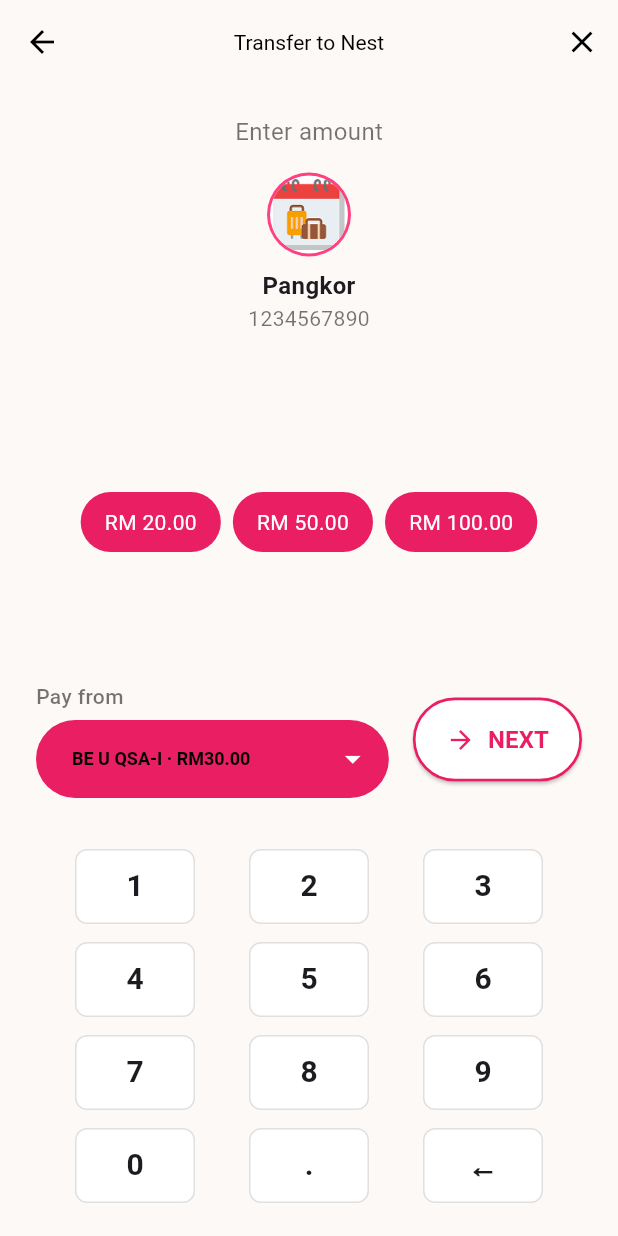
After one commit to SuchiraSumon/Project-Intern-A242, a Flutter app: the AmountPage screen opened directly, on a phone screen of 412 x 824 dp. The commit adds this screen. Run offline on Flutter 3.47's test engine with Material 3 defaults, Android fonts, the phone set to English and light mode, and no system bars; our stand-ins replace percent_indicator.

Commit message:
Amount page
Completed ui for amount page. But not in perfect style

```diff
--- /dev/null
+++ b/lib/amount.dart
@@ -0,0 +1,310 @@
+import 'package:flutter/material.dart';
+
+class AmountPage extends StatefulWidget {
+  const AmountPage({super.key});
+
+  @override
+  State<AmountPage> createState() => _AmountPageState();
+}
+
+class _AmountPageState extends State<AmountPage> {
+  final TextEditingController _amountController = TextEditingController();
+  String _selectedAccount = "BE U QSA-I · RM30.00";
+
+  void _appendNumber(String number) {
+    setState(() {
+      _amountController.text += number;
+    });
+  }
+
+  void _removeNumber() {
+    if (_amountController.text.isNotEmpty) {
+      setState(() {
+        _amountController.text = _amountController.text.substring(
+          0,
+          _amountController.text.length - 1,
+        );
+      });
+    }
+  }
+
+  void _setQuickAmount(String amount) {
+    setState(() {
+      _amountController.text = amount;
+    });
+  }
+
+  @override
+  Widget build(BuildContext context) {
+    return Scaffold(
+      backgroundColor: const Color(0xFFFDF9F6),
+      appBar: AppBar(
+        backgroundColor: Colors.transparent,
+        elevation: 0,
+        leading: IconButton(
+          icon: const Icon(Icons.arrow_back, color: Colors.black),
+          onPressed: () => Navigator.pop(context),
+        ),
+        title: const Text(
+          "Transfer to Nest",
+          style: TextStyle(color: Colors.black, fontSize: 14),
+        ),
+        centerTitle: true,
+        actions: [
+          IconButton(
+            icon: const Icon(Icons.close, color: Colors.black),
+            onPressed: () => Navigator.pop(context),
+          ),
+        ],
+      ),
+
+      body: Column(
+        children: [
+          const SizedBox(height: 20),
+
+          const Text(
+            "Enter amount",
+            style: TextStyle(fontSize: 16, color: Colors.black54),
+          ),
+          const SizedBox(height: 16),
+
+          // Nest icon + name + account
+          Column(
+            children: const [
+              CircleAvatar(
+                radius: 28,
+                backgroundColor: Colors.pinkAccent,
+                child: CircleAvatar(
+                  radius: 26,
+                  backgroundColor: Colors.white,
+                  backgroundImage: AssetImage("lib/assets/images/travel.png"),
+                ),
+              ),
+              SizedBox(height: 8),
+              Text(
+                "Pangkor",
+                style: TextStyle(fontWeight: FontWeight.bold, fontSize: 16),
+              ),
+              Text("1234567890", style: TextStyle(color: Colors.black54)),
+            ],
+          ),
+
+          const SizedBox(height: 20),
+
+          // Amount TextField
+          Padding(
+            padding: const EdgeInsets.symmetric(horizontal: 32),
+            child: TextField(
+              controller: _amountController,
+              readOnly: true,
+              textAlign: TextAlign.center,
+              style: const TextStyle(fontSize: 36, fontWeight: FontWeight.bold),
+              decoration: const InputDecoration(
+                border: InputBorder.none,
+                prefixText: "RM",
+                prefixStyle: TextStyle(
+                  fontSize: 36,
+                  fontWeight: FontWeight.bold,
+                  color: Colors.black87,
+                ),
+              ),
+            ),
+          ),
+
+          const SizedBox(height: 16),
+
+          // Quick Amount Chips
+          Row(
+            mainAxisAlignment: MainAxisAlignment.center,
+            children: [
+              _quickAmountChip("20.00"),
+              const SizedBox(width: 8),
+              _quickAmountChip("50.00"),
+              const SizedBox(width: 8),
+              _quickAmountChip("100.00"),
+            ],
+          ),
+
+          const Spacer(),
+
+          // --- Pay From row + Next button ---
+          Padding(
+            padding: const EdgeInsets.symmetric(horizontal: 24, vertical: 16),
+            child: Row(
+              children: [
+                // Dropdown button (Pay from)
+                Expanded(
+                  child: Column(
+                    crossAxisAlignment: CrossAxisAlignment.start,
+                    children: [
+                      const Text(
+                        "Pay from",
+                        style: TextStyle(
+                          color: Colors.black54,
+                          fontSize: 14,
+                          fontWeight: FontWeight.w500,
+                        ),
+                      ),
+                      const SizedBox(height: 6),
+                      DropdownButtonFormField<String>(
+                        value: _selectedAccount,
+                        decoration: InputDecoration(
+                          contentPadding: const EdgeInsets.symmetric(
+                            horizontal: 20,
+                            vertical: 14,
+                          ),
+                          filled: true,
+                          fillColor: Colors.pink,
+                          border: OutlineInputBorder(
+                            borderRadius: BorderRadius.circular(50),
+                            borderSide: BorderSide.none,
+                          ),
+                        ),
+                        dropdownColor: Colors.white,
+                        iconEnabledColor: Colors.white,
+                        style: const TextStyle(
+                          color: Colors.white,
+                          fontSize: 14,
+                          fontWeight: FontWeight.w600,
+                        ),
+                        items: const [
+                          DropdownMenuItem(
+                            value: "BE U QSA-I · RM30.00",
+                            child: Text(
+                              "BE U QSA-I · RM30.00",
+                              style: TextStyle(
+                                color: Colors.black,
+                                fontSize: 12,
+                              ),
+                            ),
+                          ),
+                          DropdownMenuItem(
+                            value: "Be U Al-Awfar · RM120.00",
+                            child: Text(
+                              "Be U Al-Awfar · RM120.00",
+                              style: TextStyle(
+                                color: Colors.black,
+                                fontSize: 12,
+                              ),
+                            ),
+                          ),
+                        ],
+                        onChanged: (value) {
+                          setState(() {
+                            _selectedAccount = value!;
+                          });
+                        },
+                      ),
+                    ],
+                  ),
+                ),
+
+                const SizedBox(width: 16),
+
+                // NEXT button
+                SizedBox(
+                  height: 56, // ✅ same height as dropdown
+                  child: ElevatedButton.icon(
+                    style: ElevatedButton.styleFrom(
+                      backgroundColor: Colors.white,
+                      foregroundColor: Colors.pink,
+                      side: const BorderSide(color: Colors.pink, width: 1.8),
+                      shape: RoundedRectangleBorder(
+                        borderRadius: BorderRadius.circular(50), // ✅ pill shape
+                      ),
+                      padding: const EdgeInsets.symmetric(horizontal: 22),
+                    ),
+                    icon: const Icon(Icons.arrow_forward, size: 20),
+                    label: const Text(
+                      "NEXT",
+                      style: TextStyle(
+                        fontWeight: FontWeight.bold,
+                        color: Colors.pink,
+                        fontSize: 16,
+                      ),
+                    ),
+                    onPressed: () {
+                      debugPrint(
+                        "Next pressed with account $_selectedAccount and amount RM${_amountController.text}",
+                      );
+                    },
+                  ),
+                ),
+              ],
+            ),
+          ),
+
+          const SizedBox(height: 12),
+
+          // Custom Keypad
+          _buildKeypad(),
+
+          const SizedBox(height: 16),
+        ],
+      ),
+    );
+  }
+
+  Widget _quickAmountChip(String amount) {
+    return GestureDetector(
+      onTap: () => _setQuickAmount(amount),
+      child: Container(
+        padding: const EdgeInsets.symmetric(horizontal: 16, vertical: 10),
+        decoration: BoxDecoration(
+          color: Colors.pink,
+          borderRadius: BorderRadius.circular(20),
+        ),
+        child: Text("RM $amount", style: const TextStyle(color: Colors.white)),
+      ),
+    );
+  }
+
+  Widget _buildKeypad() {
+    final buttons = [
+      ['1', '2', '3'],
+      ['4', '5', '6'],
+      ['7', '8', '9'],
+      ['0', '.', '←'],
+    ];
+
+    return Column(
+      children: buttons.map((row) {
+        return Padding(
+          padding: const EdgeInsets.symmetric(horizontal: 32, vertical: 6),
+          child: Row(
+            mainAxisAlignment: MainAxisAlignment.spaceAround,
+            children: row.map((text) {
+              return _keyButton(text);
+            }).toList(),
+          ),
+        );
+      }).toList(),
+    );
+  }
+
+  Widget _keyButton(String text) {
+    return InkWell(
+      onTap: () {
+        if (text == '←') {
+          _removeNumber();
+        } else {
+          _appendNumber(text);
+        }
+      },
+      child: Container(
+        width: 80,
+        height: 50,
+        alignment: Alignment.center,
+        decoration: BoxDecoration(
+          border: Border.all(color: Colors.black12),
+          borderRadius: BorderRadius.circular(8),
+          color: Colors.white,
+        ),
+        child: Text(
+          text,
+          style: const TextStyle(fontSize: 20, fontWeight: FontWeight.bold),
+        ),
+      ),
+    );
+  }
+}
--- a/lib/nest.dart
+++ b/lib/nest.dart
@@ -1,5 +1,6 @@
 import 'package:flutter/material.dart';
-import 'main.dart'; // so we can reuse goalCard() and TravelProgress
+import 'main.dart'; //reuse goalCard() and TravelProgress
+import 'amount.dart';
 
 class NestPage extends StatelessWidget {
   const NestPage({super.key});
@@ -63,14 +64,25 @@ class NestPage extends StatelessWidget {
 
             Column(
               children: [
-                goalCard(
-                  "Pangkor",
-                  "RM 380",
-                  const TravelProgress(
-                    percent: 0.6,
-                    image: "lib/assets/images/travel.png",
+                GestureDetector(
+                  onTap: () {
+                    Navigator.push(
+                      context,
+                      MaterialPageRoute(
+                        builder: (context) => const AmountPage(),
+                      ),
+                    );
+                  },
+                  child: goalCard(
+                    "Pangkor",
+                    "RM 380",
+                    const TravelProgress(
+                      percent: 0.6,
+                      image: "lib/assets/images/travel.png",
+                    ),
                   ),
                 ),
+
                 const SizedBox(height: 12),
                 goalCard(
                   "Car",
```
